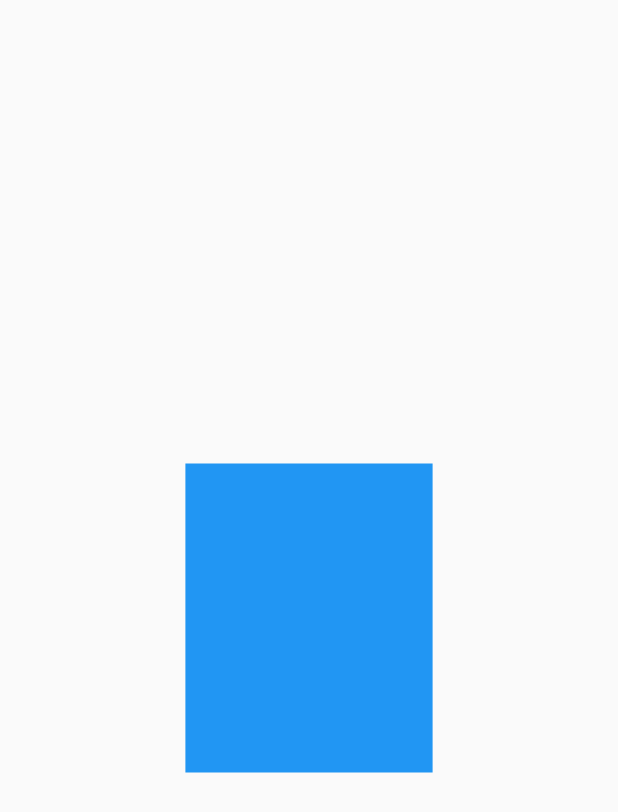
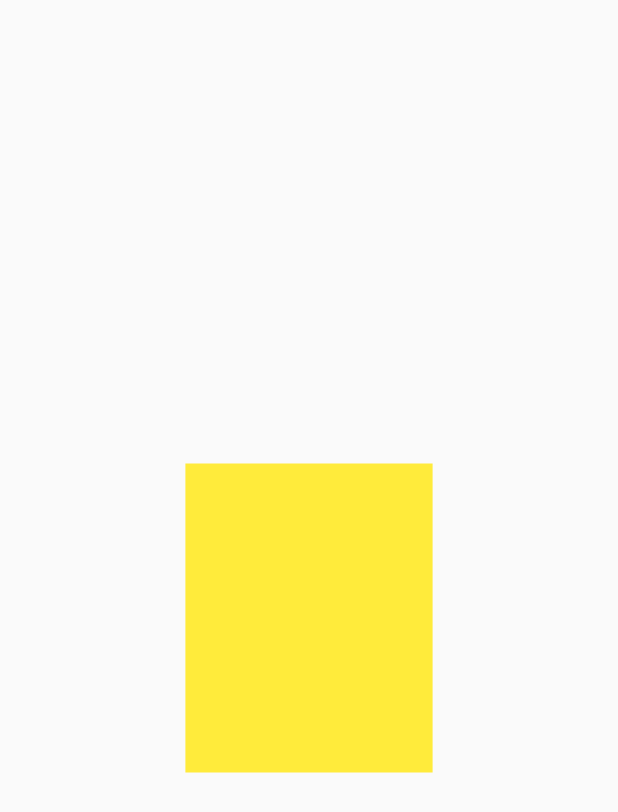
Before and after one commit to sumeetbhut/Flutter---Scale-UI-according-to-different-screen-sizes, a Flutter app: the screen it shows after launch, on a phone screen of 412 x 824 dp. Shown: the top 812 px of the screen. Run offline on Flutter 3.47's test engine with Material 2 defaults, Android fonts, the phone set to English and light mode, and no system bars.

Commit message:
Initial Commit

```diff
--- a/lib/main.dart
+++ b/lib/main.dart
@@ -7,7 +7,7 @@ class MyApp extends StatelessWidget {
   @override
   Widget build(BuildContext context) {
     return MaterialApp(
-      title: 'Scale UI to fit multiple display sizes',
+      title: 'Scale UI to different multiple display sizes',
       theme: ThemeData(
         primarySwatch: Colors.blue,
       ),
@@ -30,7 +30,7 @@ class _MyHomePageState extends State<MyHomePage> {
         child: Container(
           height: SizeConfig.safeBlockVertical * 25,
           width: SizeConfig.safeBlockHorizontal * 40,
-          color: Colors.blue,
+          color: Colors.yellow,
         ),
       ),
     );
```
